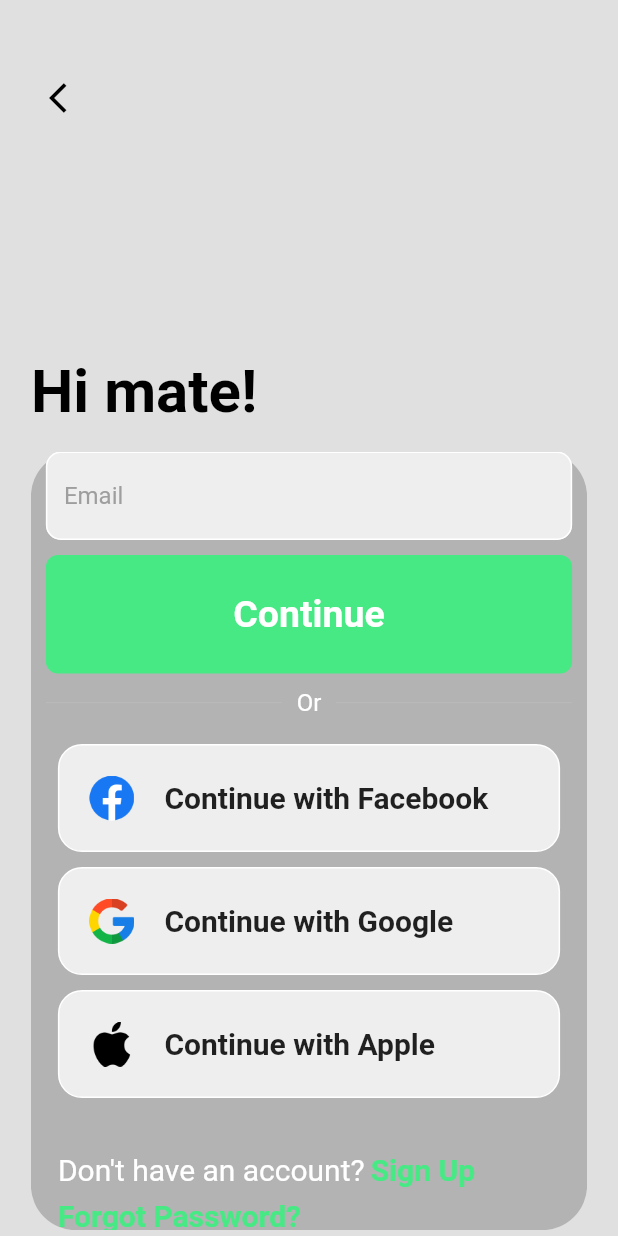
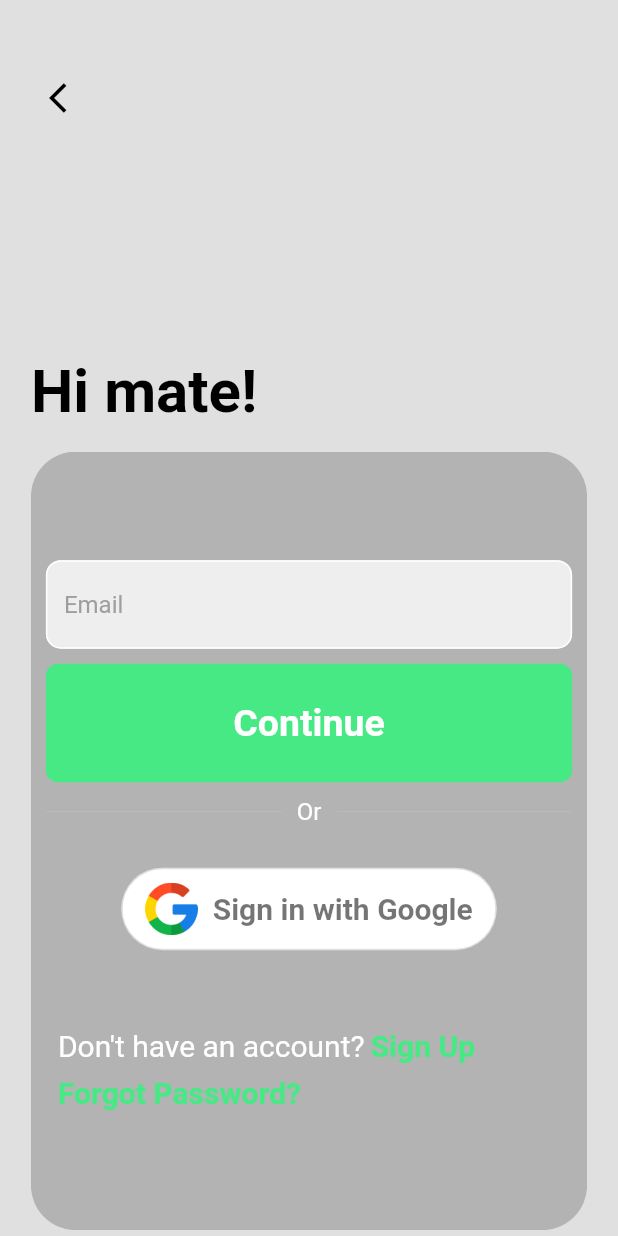
Before and after one commit to Jeyakaran-tech/hey_mate, a Flutter app: the screen it shows after launch, on a phone screen of 412 x 824 dp. Run offline on Flutter 3.47's test engine with Material 2 defaults, Android fonts, the light colour scheme and no system bars; our stand-ins replace firebase_auth, firebase_core, google_sign_in; accounts and stored records are empty.

Commit message:
added google sign in

```diff
--- a/lib/pages/welcome.dart
+++ b/lib/pages/welcome.dart
@@ -5,7 +5,8 @@
 import 'package:flutter/material.dart';
 import 'package:hey_mate/components/my_button.dart';
 import 'package:hey_mate/components/my_textfield.dart';
-import 'package:hey_mate/components/square_tile.dart';
+import 'package:hey_mate/widgets/google_sign_in_button.dart';
+import 'package:hey_mate/utils/authentication.dart';
 import 'package:hey_mate/pages/signup.dart';
 
 
@@ -125,25 +126,26 @@
                                   child: Column(
                                     mainAxisSize: MainAxisSize.min,
                                     mainAxisAlignment: MainAxisAlignment.center,
-                                    children: const [
-                                      // facebook button
-                                      SquareTile(
-                                          imagePath:
-                                              'assets/images/facebook.png',
-                                          title: "Continue with Facebook"),
+                                    children: [
+
                                       SizedBox(height: 10),
                                       // google button
-                                      SquareTile(
-                                        imagePath: 'assets/images/google.png',
-                                        title: "Continue with Google",
+                                      FutureBuilder(
+                                        future: Authentication.initializeFirebase(context: context),
+                                        builder: (context, snapshot) {
+                                          if (snapshot.hasError) {
+                                            return Text('Error initializing Firebase');
+                                          }
+                                          else if (snapshot.connectionState == ConnectionState.done) {
+                                              return GoogleSignInButton();
+                                          }
+                                        return CircularProgressIndicator(
+                                          valueColor: AlwaysStoppedAnimation<Color>(
+                                            Color.fromARGB(255, 0, 0, 0),
+                                          ),
+                                        );
+                                        },
                                       ),
-
-                                      SizedBox(height: 10),
-
-                                      // apple button
-                                      SquareTile(
-                                          imagePath: 'assets/images/apple.png',
-                                          title: "Continue with Apple"),
                                       SizedBox(height: 10),
                                     ],
                                   ),
--- /dev/null
+++ b/lib/widgets/google_sign_in_button.dart
@@ -0,0 +1,77 @@
+import 'package:flutter/material.dart';
+import 'package:firebase_auth/firebase_auth.dart';
+import 'package:hey_mate/utils/authentication.dart';
+import 'package:hey_mate/pages/user_info_screen.dart';
+
+class GoogleSignInButton extends StatefulWidget {
+  @override
+  _GoogleSignInButtonState createState() => _GoogleSignInButtonState();
+}
+
+class _GoogleSignInButtonState extends State<GoogleSignInButton> {
+  bool _isSigningIn = false;
+
+  @override
+  Widget build(BuildContext context) {
+    return Padding(
+      padding: const EdgeInsets.only(bottom: 16.0),
+      child: _isSigningIn
+          ? CircularProgressIndicator(
+              valueColor: AlwaysStoppedAnimation<Color>(Colors.white),
+            )
+          : OutlinedButton(
+              style: ButtonStyle(
+                backgroundColor: MaterialStateProperty.all(Colors.white),
+                shape: MaterialStateProperty.all(
+                  RoundedRectangleBorder(
+                    borderRadius: BorderRadius.circular(40),
+                  ),
+                ),
+              ),
+              onPressed: () async {
+                setState(() {
+                  _isSigningIn = true;
+                });
+                User? user = await Authentication.signInWithGoogle(context: context);
+
+                setState(() {
+                  _isSigningIn = false;
+                });
+
+                if (user != null && context.mounted) {
+                  Navigator.of(context).pushReplacement(MaterialPageRoute(
+                    builder: (context) => UserInfoScreen(
+                      user: user,
+                    ),
+      ),
+    );
+  }
+},
+              child: Padding(
+                padding: const EdgeInsets.fromLTRB(0, 10, 0, 10),
+                child: Row(
+                  mainAxisSize: MainAxisSize.min,
+                  mainAxisAlignment: MainAxisAlignment.center,
+                  children: <Widget>[
+                    Image(
+                      image: AssetImage("assets/images/google.png"),
+                      height: 35.0,
+                    ),
+                    Padding(
+                      padding: const EdgeInsets.only(left: 10),
+                      child: Text(
+                        'Sign in with Google',
+                        style: TextStyle(
+                          fontSize: 20,
+                          color: Colors.black54,
+                          fontWeight: FontWeight.w600,
+                        ),
+                      ),
+                    )
+                  ],
+                ),
+              ),
+            ),
+    );
+  }
+}
--- a/pubspec.yaml
+++ b/pubspec.yaml
@@ -12,6 +12,10 @@
   flutter:
     sdk: flutter
 
+  firebase_core: ^2.9.0
+  firebase_auth: ^4.4.0
+  google_sign_in: ^6.1.0
+
   english_words: ^4.0.0
   provider: ^6.0.0
 
```
Also changed, not shown: lib/pages/user_info_screen.dart (added, +168 -0 lines), lib/utils/authentication.dart (added, +110 -0 lines), pubspec.lock, 11 other files.
